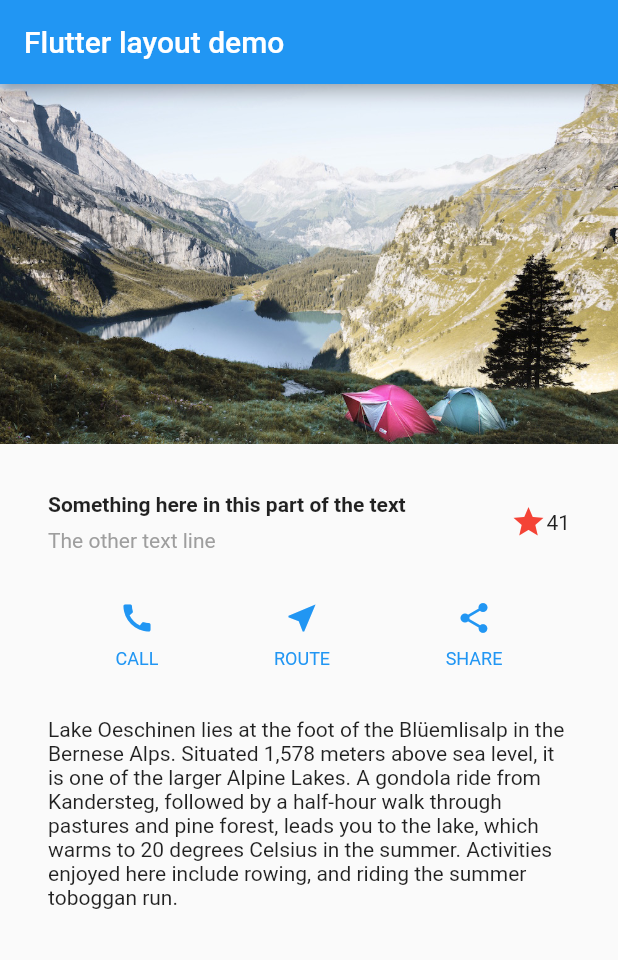
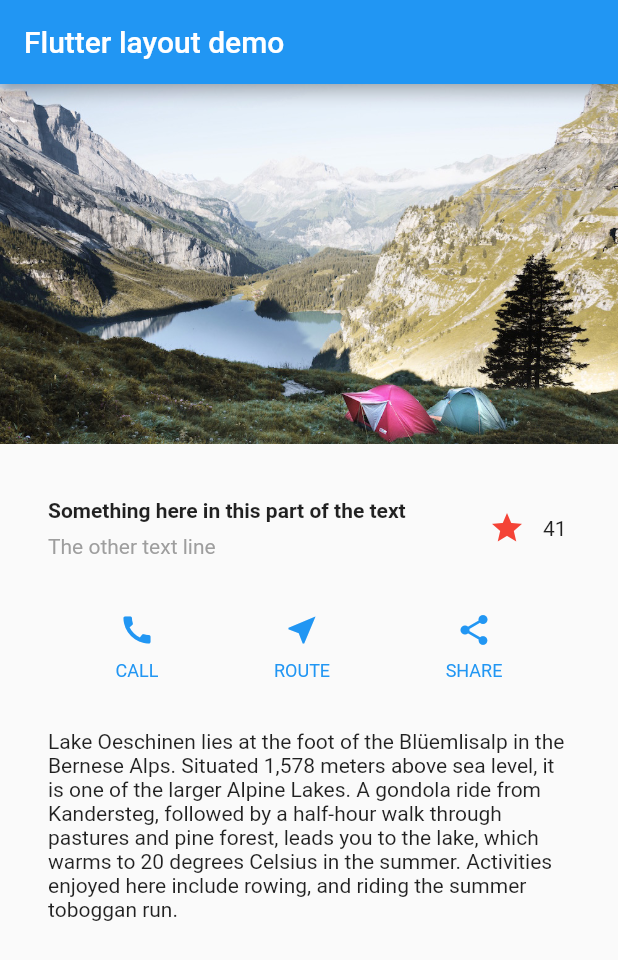
Before and after one commit to lordcharro/lakes, a Flutter app: the screen it shows after launch, on a phone screen of 412 x 824 dp. Shown: the top 960 px of the screen. Run offline on Flutter 3.47's test engine with Material 2 defaults, Android fonts, the phone set to English and light mode, and no system bars.

Commit message:
Add a stateful FavoriteWidget

```diff
--- /dev/null
+++ b/lib/FavoriteWidget.dart
@@ -0,0 +1,47 @@
+import 'package:flutter/cupertino.dart';
+import 'package:flutter/material.dart';
+
+class FavoriteWidget extends StatefulWidget {
+  @override
+  _FavoriteWidgetState createState() => _FavoriteWidgetState();
+}
+
+class _FavoriteWidgetState extends State<FavoriteWidget> {
+  bool _isFavorited = true;
+  int _favoriteCount = 41;
+
+  @override
+  Widget build(BuildContext context) {
+    return Row(
+      mainAxisSize: MainAxisSize.min,
+      children: <Widget>[
+        Container(
+          padding: EdgeInsets.all(0),
+          child: IconButton(
+            icon: (_isFavorited ? Icon(Icons.star) : Icon(Icons.star_border)),
+            color: Colors.red[500],
+            onPressed: _toggleFavorite,
+          ),
+        ),
+        SizedBox(
+          width: 18,
+          child: Container(
+            child: Text('$_favoriteCount'),
+          ),
+        ),
+      ],
+    );
+  }
+
+  void _toggleFavorite() {
+    setState(() {
+      if (_isFavorited) {
+        _favoriteCount -= 1;
+        _isFavorited = false;
+      } else {
+        _favoriteCount += 1;
+        _isFavorited = true;
+      }
+    });
+  }
+}
--- a/lib/main.dart
+++ b/lib/main.dart
@@ -1,4 +1,5 @@
 import 'package:flutter/material.dart';
+import 'package:flutter_layout/FavoriteWidget.dart';
 
 void main() => runApp(MyApp());
 
@@ -89,26 +90,22 @@ class MyApp extends StatelessWidget {
               ],
             ),
           ),
-          Icon(
-            Icons.star,
-            color: Colors.red[500],
-          ),
-          Text("41"),
+          FavoriteWidget(),
         ],
       ),
     );
   }
 
-  Widget textsection(){
+  Widget textsection() {
     return Container(
       padding: const EdgeInsets.all(32),
       child: Text(
         'Lake Oeschinen lies at the foot of the Blüemlisalp in the Bernese '
-            'Alps. Situated 1,578 meters above sea level, it is one of the '
-            'larger Alpine Lakes. A gondola ride from Kandersteg, followed by a '
-            'half-hour walk through pastures and pine forest, leads you to the '
-            'lake, which warms to 20 degrees Celsius in the summer. Activities '
-            'enjoyed here include rowing, and riding the summer toboggan run.',
+        'Alps. Situated 1,578 meters above sea level, it is one of the '
+        'larger Alpine Lakes. A gondola ride from Kandersteg, followed by a '
+        'half-hour walk through pastures and pine forest, leads you to the '
+        'lake, which warms to 20 degrees Celsius in the summer. Activities '
+        'enjoyed here include rowing, and riding the summer toboggan run.',
         softWrap: true,
       ),
     );
```
